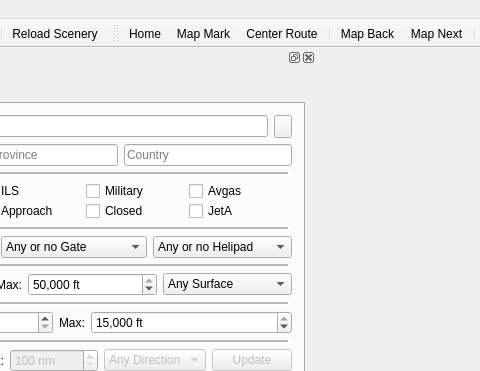
This is src/gui/mainwindow.ui in albar965/littlenavmap as Qt 5 draws it before an edit; both pictures show x 248 to 728 and y 0 to 371 of the 1333 by 754 pixel window. The edited form follows.
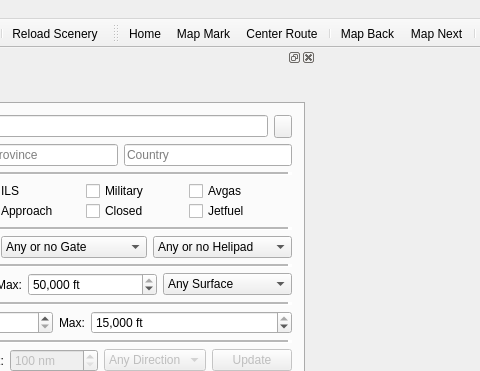
This is the edited form. Icons and pictures are not drawn.

Patch:
```diff
--- a/src/gui/mainwindow.ui
+++ b/src/gui/mainwindow.ui
@@ -326,7 +326,7 @@
              <item row="2" column="4">
               <widget class="QCheckBox" name="checkBoxAirportJetASearch">
                <property name="text">
-                <string>JetA</string>
+                <string>Jetfuel</string>
                </property>
                <property name="tristate">
                 <bool>true</bool>
```
